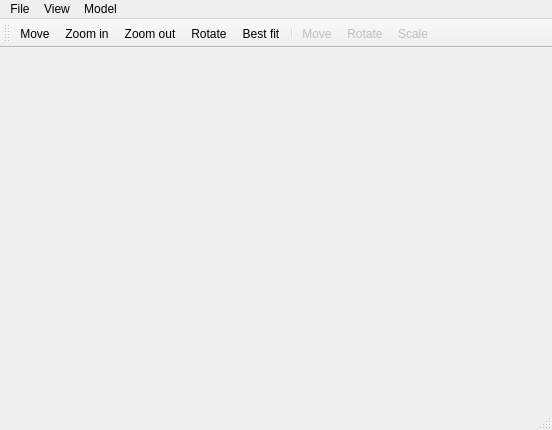
First picture: the form in src/MainWindow.ui, repository Ovilia/April, before the edit.
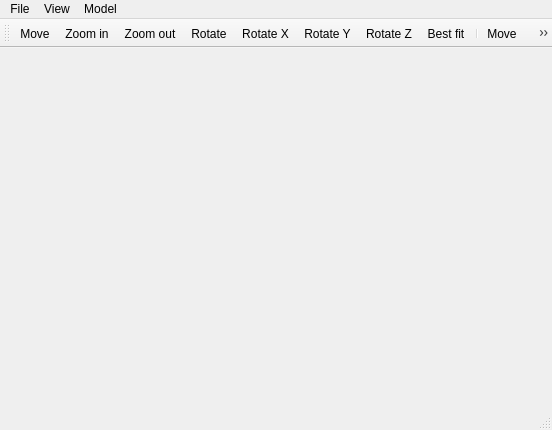
Second picture: the form after the edit. Icons and pictures are not drawn.

Commit message: Scene rotate manully complete now.

```diff
--- a/src/MainWindow.ui
+++ b/src/MainWindow.ui
@@ -102,6 +102,9 @@
    <addaction name="actionZoom_in"/>
    <addaction name="actionZoom_out"/>
    <addaction name="actionRotate"/>
+   <addaction name="actionRotate_X"/>
+   <addaction name="actionRotate_Y"/>
+   <addaction name="actionRotate_Z"/>
    <addaction name="actionBest_fit"/>
    <addaction name="separator"/>
    <addaction name="actionModelMove"/>
@@ -211,7 +214,7 @@
     <bool>true</bool>
    </property>
    <property name="enabled">
-    <bool>false</bool>
+    <bool>true</bool>
    </property>
    <property name="icon">
     <iconset resource="resource.qrc">
@@ -226,7 +229,7 @@
     <bool>true</bool>
    </property>
    <property name="enabled">
-    <bool>false</bool>
+    <bool>true</bool>
    </property>
    <property name="icon">
     <iconset resource="resource.qrc">
@@ -241,7 +244,7 @@
     <bool>true</bool>
    </property>
    <property name="enabled">
-    <bool>false</bool>
+    <bool>true</bool>
    </property>
    <property name="icon">
     <iconset resource="resource.qrc">
@@ -251,6 +254,33 @@
     <string>Scale</string>
    </property>
   </action>
+  <action name="actionRotate_X">
+   <property name="icon">
+    <iconset resource="resource.qrc">
+     <normaloff>:/image/images/scene_rotate_x.png</normaloff>:/image/images/scene_rotate_x.png</iconset>
+   </property>
+   <property name="text">
+    <string>Rotate X</string>
+   </property>
+  </action>
+  <action name="actionRotate_Y">
+   <property name="icon">
+    <iconset resource="resource.qrc">
+     <normaloff>:/image/images/scene_rotate_y.png</normaloff>:/image/images/scene_rotate_y.png</iconset>
+   </property>
+   <property name="text">
+    <string>Rotate Y</string>
+   </property>
+  </action>
+  <action name="actionRotate_Z">
+   <property name="icon">
+    <iconset resource="resource.qrc">
+     <normaloff>:/image/images/scene_rotate_z.png</normaloff>:/image/images/scene_rotate_z.png</iconset>
+   </property>
+   <property name="text">
+    <string>Rotate Z</string>
+   </property>
+  </action>
  </widget>
  <layoutdefault spacing="6" margin="11"/>
  <resources>
```
Left out of the diff: 3 changed lines with no effect on the pictures. The commit also changes 9 other files.
